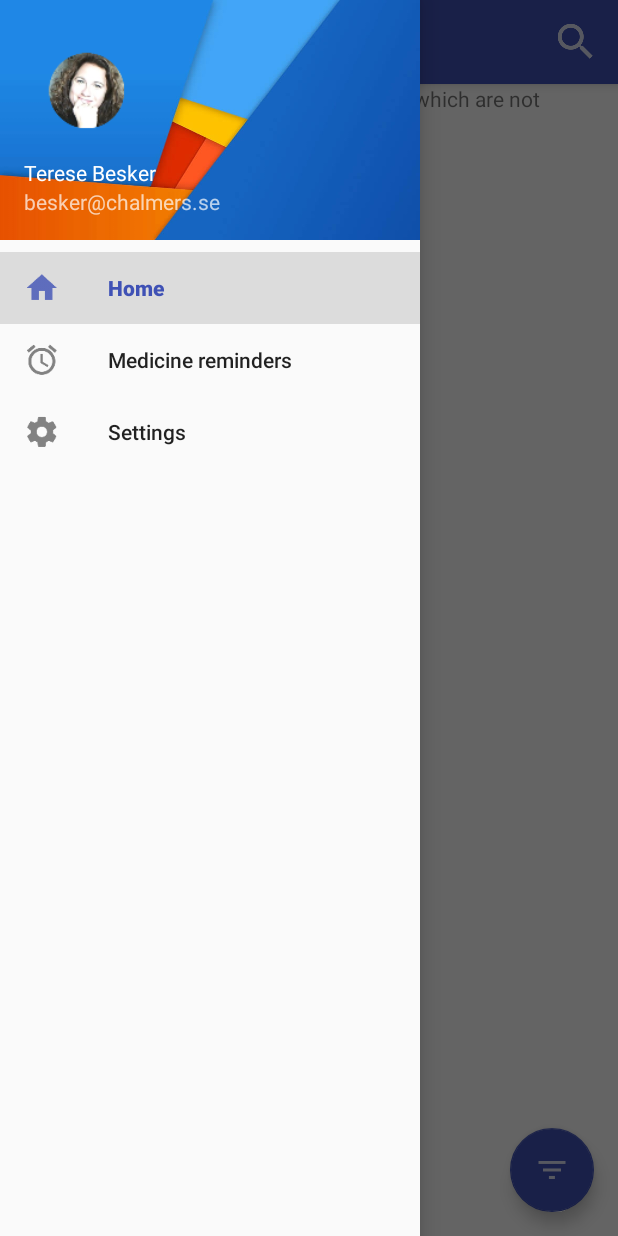
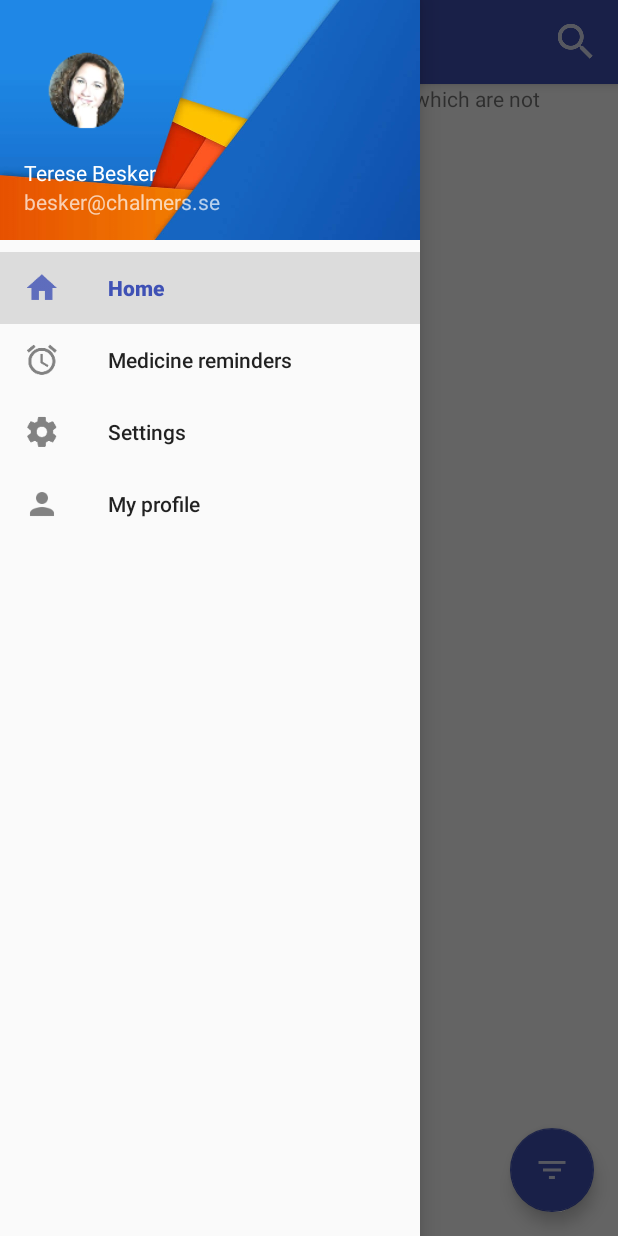
Before and after one commit to lol2kpe/EDA397_Team3, an Android app: the MainActivity screen opened directly, with no data from a screen before it, with the side drawer open, on a phone screen of 412 x 824 dp. Run offline under Robolectric (Android 15) with nearby library versions, the phone set to English and light mode, and no system bars; our stand-ins replace Volley; libraries missing offline, so code that uses them is left out: xyz.samhal.openinghours.

Commit message:
update drawer with profile

```diff
--- a/app/src/main/java/com/lol2kpe/h4u/DatabaseHandler.java
+++ b/app/src/main/java/com/lol2kpe/h4u/DatabaseHandler.java
@@ -124,7 +124,6 @@ import android.database.sqlite.SQLiteOpenHelper;
                     new String[] { String.valueOf(userPlace.getId()) });
         }
 
-
         // Count all places
         public int getPlaceCount() {
             String countQuery = "SELECT  * FROM " + TABLE_PLACES;
--- a/app/src/main/res/menu/activity_drawer_drawer.xml
+++ b/app/src/main/res/menu/activity_drawer_drawer.xml
@@ -14,6 +14,10 @@
             android:id="@+id/settings"
             android:icon="@drawable/ic_settings"
             android:title="Settings" />
+        <item
+            android:id="@+id/profile"
+            android:icon="@drawable/ic_profile"
+            android:title="My profile" />
     </group>
 
 </menu>
```
Also changed, not shown: app/src/main/res/drawable-hdpi/ic_profile.png (added), app/src/main/res/drawable-mdpi/ic_profile.png (added), app/src/main/res/drawable-xhdpi/ic_profile.png (added), app/src/main/res/drawable-xxhdpi/ic_profile.png (added).
